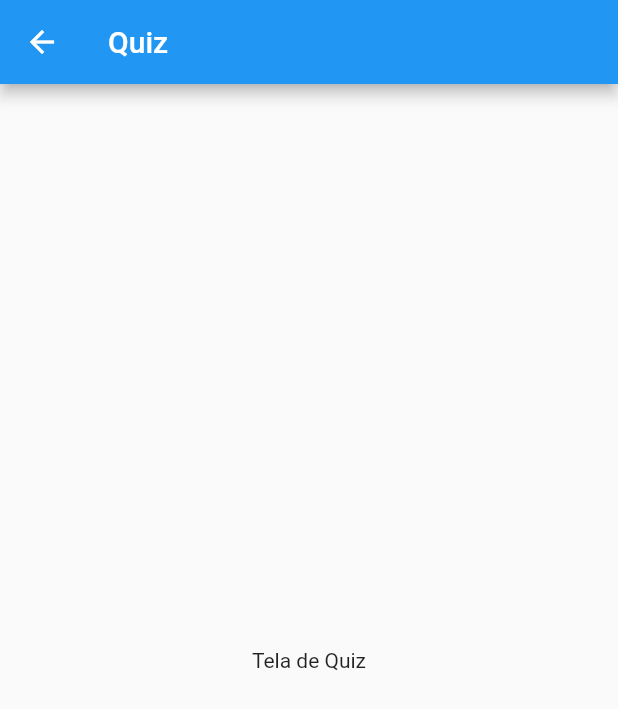
After one commit to muniz95/kidstracao.dart, a Flutter app: the Home screen opened directly, after a tap on the "add" icon, on a phone screen of 412 x 824 dp. The commit adds this screen. Shown: the top 709 px of the screen. Run offline on Flutter 3.47's test engine with Material 2 defaults, Android fonts, the phone set to English and light mode, and no system bars.

Commit message:
Tela de quiz adicionada

```diff
--- /dev/null
+++ b/lib/views/Home.dart
@@ -0,0 +1,52 @@
+import 'package:flutter/material.dart';
+import 'package:kidstracao/views/Quiz.dart';
+
+class Home extends StatefulWidget {
+  Home({Key key, this.title}) : super(key: key);
+
+  final String title;
+
+  @override
+  _HomeState createState() => new _HomeState();
+}
+
+class _HomeState extends State<Home> {
+  int _counter = 0;
+
+  void _incrementCounter() {
+    Navigator.of(context).push(new MaterialPageRoute(
+      builder: (context) => new Quiz()
+    ));
+    // setState(() {
+    //   _counter++;
+    // });
+  }
+
+  @override
+  Widget build(BuildContext context) {
+    return new Scaffold(
+      appBar: new AppBar(
+        title: new Text(widget.title),
+      ),
+      body: new Center(
+        child: new Column(
+          mainAxisAlignment: MainAxisAlignment.center,
+          children: <Widget>[
+            new Text(
+              'You have pushed the button this many times:',
+            ),
+            new Text(
+              '$_counter',
+              style: Theme.of(context).textTheme.display1,
+            ),
+          ],
+        ),
+      ),
+      floatingActionButton: new FloatingActionButton(
+        onPressed: _incrementCounter,
+        tooltip: 'Increment',
+        child: new Icon(Icons.add),
+      ),
+    );
+  }
+}
--- /dev/null
+++ b/lib/views/Quiz.dart
@@ -0,0 +1,29 @@
+import 'package:flutter/material.dart';
+
+class Quiz extends StatefulWidget {
+
+  @override
+  _QuizState createState() => new _QuizState();
+}
+
+class _QuizState extends State<Quiz> {
+  @override
+  Widget build(BuildContext context) {
+    return new Scaffold(
+      appBar: new AppBar(
+        title: new Text('Quiz'),
+      ),
+      body: new Center(
+        child: new Column(
+          mainAxisAlignment: MainAxisAlignment.center,
+          children: <Widget>[
+            new Text(
+              'Tela de Quiz',
+            ),
+          ],
+        ),
+      ),
+    );
+  }
+
+}
```
Also changed, not shown: lib/main.dart (+3 -95 lines).
